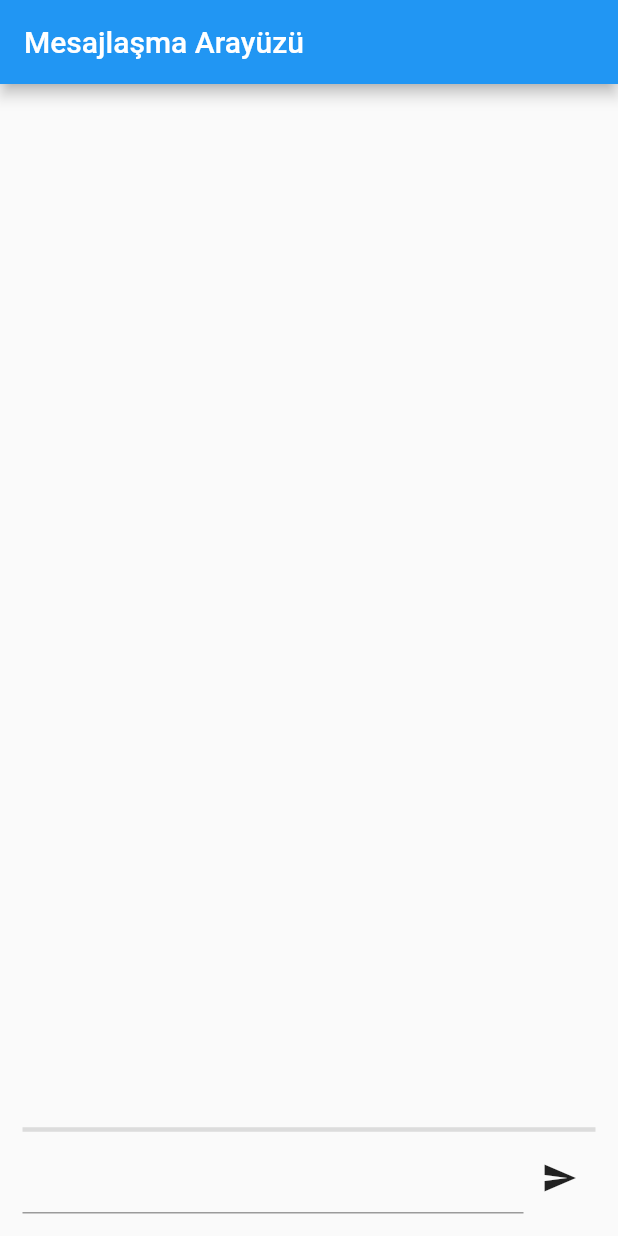
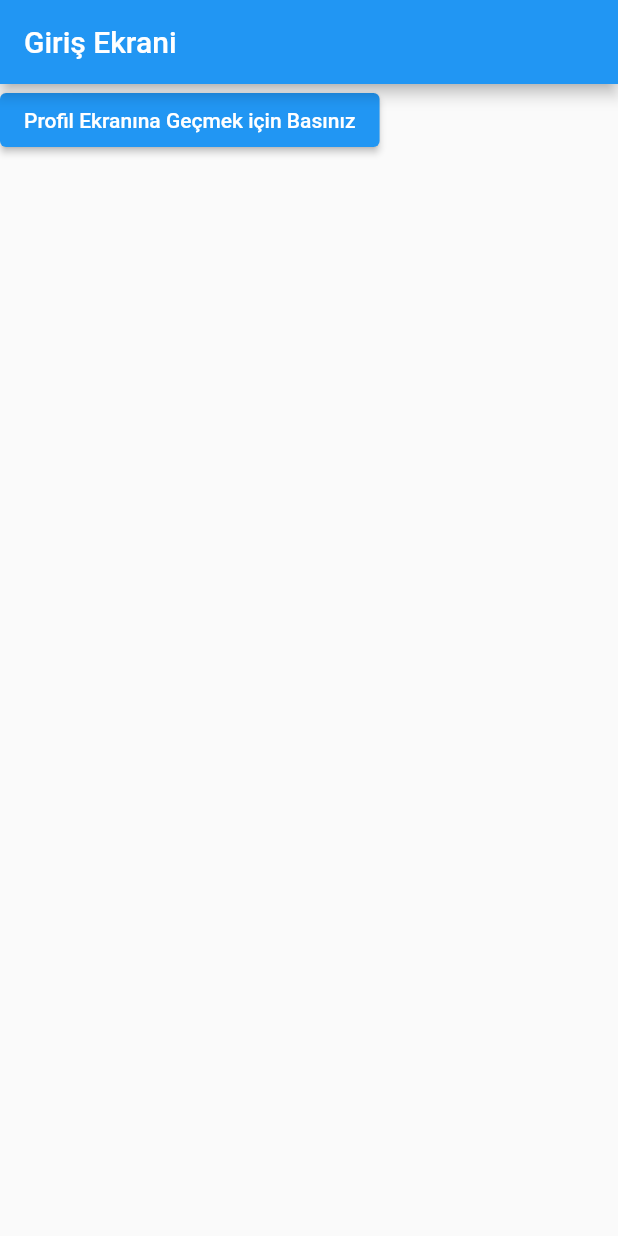
Before and after one commit to kuscuhasann/flutterCalisma, a Flutter app: the screen it shows after launch, on a phone screen of 412 x 824 dp. Run offline on Flutter 3.47's test engine with Material 2 defaults, Android fonts, the light colour scheme and no system bars.

Commit message:
Sayfalar Arası Geçiş İşlemleri

```diff
--- a/flutter_calisma/lib/main.dart
+++ b/flutter_calisma/lib/main.dart
@@ -6,78 +6,37 @@ class MyApp extends StatelessWidget {
   @override
   Widget build(BuildContext context) {
     return MaterialApp(
-      title: "Mesajlaşma Uygulaması",
-      home: Iskele(),
+      initialRoute: "/",
+      routes: {
+        "/": (context) => GirisEkrani(),
+        "/ProfilSayfasiRotasi": (context) => ProfilEkrani(),
+      },
     );
   }
 }
 
-class Iskele extends StatelessWidget {
+class GirisEkrani extends StatefulWidget {
+  @override
+  _GirisEkraniState createState() => _GirisEkraniState();
+}
+
+class _GirisEkraniState extends State<GirisEkrani> {
+  profilEkraninaGider() {
+    Navigator.pushNamed(context, "/ProfilSayfasiRotasi");
+  }
+
   @override
   Widget build(BuildContext context) {
     return Scaffold(
       appBar: AppBar(
-        title: Text("Mesajlaşma Arayüzü"),
+        title: Text("Giriş Ekrani"),
       ),
-      body: AnaEkran(),
-    );
-  }
-}
-
-class AnaEkran extends StatefulWidget {
-  @override
-  _AnaEkranState createState() => _AnaEkranState();
-}
-
-class _AnaEkranState extends State<AnaEkran> {
-  TextEditingController txtMesaj = TextEditingController();
-  List<MesajBalonu> mesajListesi = [];
-
-  listeyeEkle(String gelenMesaj) {
-    setState(() {
-      MesajBalonu mesajNesnesi = MesajBalonu(mesaj: gelenMesaj);
-      mesajListesi.insert(0, mesajNesnesi);
-      txtMesaj.clear();
-    });
-  }
-
-  Widget sohbetKutusu() {
-    return Container(
-      child: Row(
-        children: <Widget>[
-          Flexible(
-            child: TextField(
-              onSubmitted: listeyeEkle,
-              controller: txtMesaj,
-            ),
-          ),
-          IconButton(
-            onPressed: () => listeyeEkle(txtMesaj.text),
-            icon: Icon(Icons.send),
-          ),
-        ],
-      ),
-    );
-  }
-
-  @override
-  Widget build(BuildContext context) {
-    return Container(
-      margin: EdgeInsets.all(15),
-      child: Center(
+      body: Container(
         child: Column(
           children: <Widget>[
-            Flexible(
-              child: ListView.builder(
-                  reverse: true,
-                  itemCount: mesajListesi.length,
-                  itemBuilder: (context, indexNumarasi) =>
-                      mesajListesi[indexNumarasi]),
-            ),
-            Divider(
-              thickness: 3,
-            ),
-            sohbetKutusu(),
+            ElevatedButton(
+                onPressed: profilEkraninaGider,
+                child: Text("Profil Ekranına Geçmek için Basınız"))
           ],
         ),
       ),
@@ -85,30 +44,31 @@ class _AnaEkranState extends State<AnaEkran> {
   }
 }
 
-String isim = "Kullanici1";
-String mesaj;
+class ProfilEkrani extends StatefulWidget {
+  @override
+  _ProfilEkraniState createState() => _ProfilEkraniState();
+}
 
-class MesajBalonu extends StatelessWidget {
-  String mesaj;
-
-  MesajBalonu({this.mesaj});
+class _ProfilEkraniState extends State<ProfilEkrani> {
+  girisEkraninaGit() {
+    Navigator.pushNamed(context, "/");
+  }
 
   @override
   Widget build(BuildContext context) {
-    return Container(
-        margin: EdgeInsets.symmetric(),
-        child: Row(
+    return Scaffold(
+      appBar: AppBar(
+        title: Text("Giriş Ekranına Dönmek için tıklayınız"),
+      ),
+      body: Container(
+        child: Column(
           children: <Widget>[
-            CircleAvatar(
-              child: Text(isim[0]),
-            ),
-            Column(
-              children: <Widget>[
-                Text(isim),
-                Text(mesaj + "\n"),
-              ],
-            )
+            ElevatedButton(
+                onPressed: girisEkraninaGit,
+                child: Text("Giriş Ekranına Gider"))
           ],
-        ));
+        ),
+      ),
+    );
   }
 }
```
